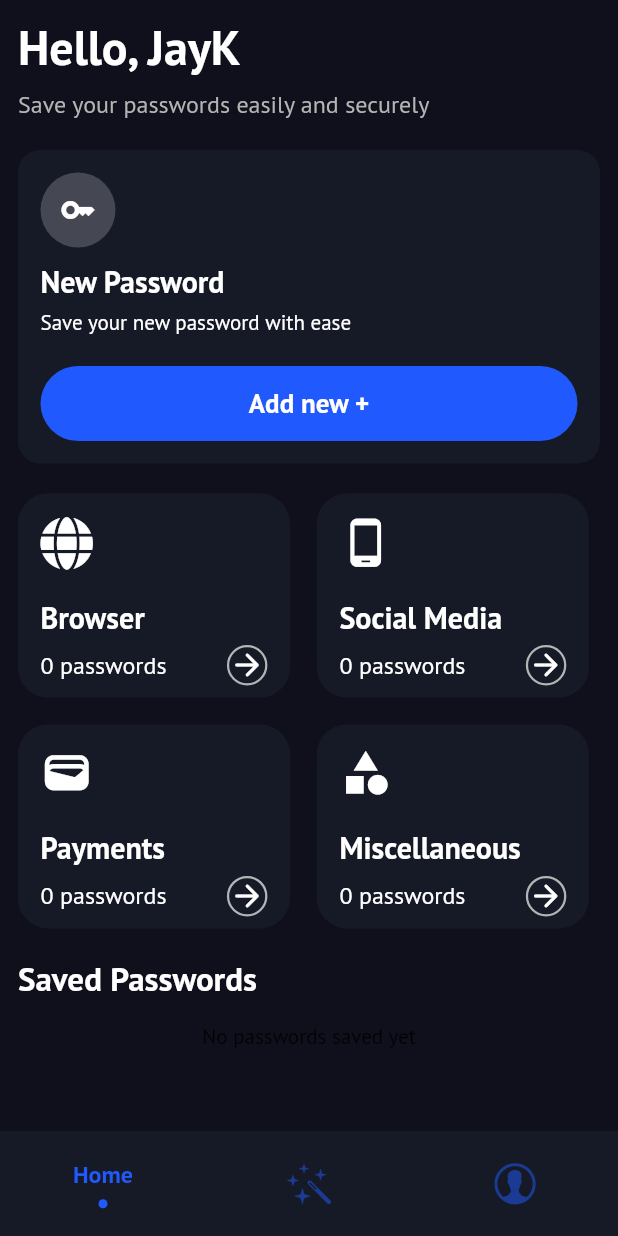
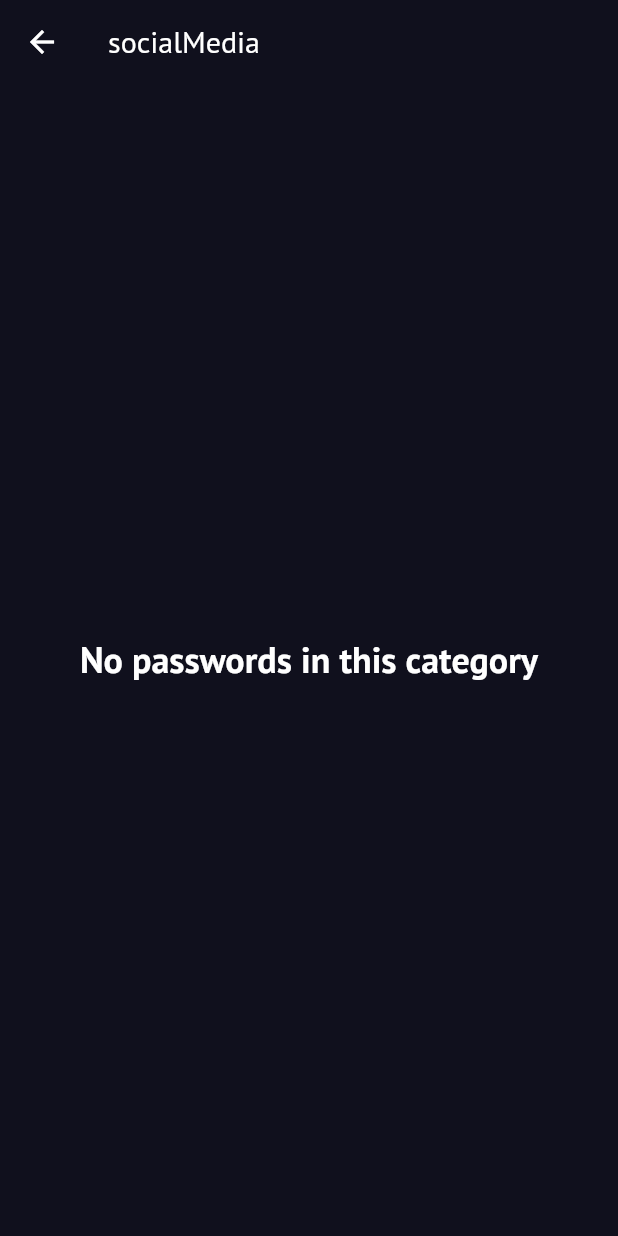
Before and after one commit to Jayakrishnan-manoj/Guardian, a Flutter app: the HomeScreen screen opened directly, after a tap on "Social Media", on a phone screen of 412 x 824 dp. Run offline on Flutter 3.47's test engine with Material 3 defaults, Android fonts, the phone set to English and light mode, and no system bars; drawn by our look-alikes of sliding_clipped_nav_bar; our stand-ins replace flutter_secure_storage, fluttertoast, font_awesome_flutter, gap, go_router, image_picker and 3 more; missing offline and left inert: encrypt; accounts and stored records are empty; generated files the repository leaves out were written again; statements that could not run were skipped.

Commit message:
add feature: category wise password screen

```diff
--- a/lib/data/repositories/password_repository.dart
+++ b/lib/data/repositories/password_repository.dart
@@ -1,6 +1,9 @@
+import 'dart:async';
+
 import 'package:guardian/controller/category_provider.dart';
 import 'package:guardian/data/models/category_schema.dart';
 import 'package:guardian/data/service/database_service.dart';
+import 'package:isar/isar.dart';
 
 import '../models/password_schema.dart';
 
@@ -18,6 +21,18 @@ class PasswordRepository {
   Future<void> deletePassword(Password password) async {
     await _databaseService.deletePassword(password.id);
     _categoryProvider.updateCategoryCount(password.category, -1);
+  }
+
+  Future<List<Password>> watchPasswordsByCategory(Categories category) {
+    return _databaseService.db.then((isar) {
+      return isar.passwords.filter().categoryEqualTo(category).findAll();
+    });
+  }
+
+  Future<int> countPasswordsByCategory(Categories category) async {
+    return _databaseService.db.then((isar) {
+      return isar.passwords.filter().categoryEqualTo(category).count();
+    });
   }
 
   Future<void> updatePassword(
--- /dev/null
+++ b/lib/view/screens/category_passwords_screen.dart
@@ -0,0 +1,67 @@
+import 'package:flutter/material.dart';
+import 'package:guardian/data/models/password_schema.dart';
+import 'package:guardian/data/repositories/password_repository.dart';
+import 'package:guardian/view/screens/password_details_screen.dart';
+import 'package:guardian/view/widgets/password_tile.dart';
+import 'package:provider/provider.dart';
+
+class CategoryPasswordsScreen extends StatelessWidget {
+  final Categories category;
+  const CategoryPasswordsScreen({super.key, required this.category});
+
+  @override
+  Widget build(BuildContext context) {
+    final passwordRepository = Provider.of<PasswordRepository>(context);
+    return Scaffold(
+      appBar: AppBar(
+        title: Text("${category.toString().split(".").last}"),
+      ),
+      body: FutureBuilder<List<Password>>(
+        future: passwordRepository.watchPasswordsByCategory(category),
+        builder: (context, snapshot) {
+          if (snapshot.connectionState == ConnectionState.waiting) {
+            return Center(child: CircularProgressIndicator());
+          }
+          if (snapshot.hasError) {
+            return Center(child: Text('Error: ${snapshot.error}'));
+          }
+          if (!snapshot.hasData || snapshot.data!.isEmpty) {
+            return Center(
+                child: Text(
+              'No passwords in this category',
+              style: TextStyle(
+                color: Colors.white,
+                fontWeight: FontWeight.w600,
+                fontSize: 24,
+              ),
+            ));
+          }
+
+          return ListView.builder(
+            padding: const EdgeInsets.all(10),
+            itemCount: snapshot.data!.length,
+            itemBuilder: (context, index) {
+              final password = snapshot.data![index];
+              return GestureDetector(
+                onTap: () {
+                  Navigator.push(
+                    context,
+                    MaterialPageRoute(
+                      builder: (context) =>
+                          PasswordDetailsScreen(password: password),
+                    ),
+                  );
+                },
+                child: PasswordTile(
+                  title: password.title,
+                  username: password.username,
+                  imagePath: password.imagePath,
+                ),
+              );
+            },
+          );
+        },
+      ),
+    );
+  }
+}
--- a/lib/view/screens/home_screen.dart
+++ b/lib/view/screens/home_screen.dart
@@ -8,6 +8,7 @@ import 'package:guardian/data/models/password_schema.dart';
 import 'package:guardian/data/service/database_service.dart';
 import 'package:guardian/services/encryption_service.dart';
 import 'package:guardian/view/constants/colors.dart';
+import 'package:guardian/view/screens/category_passwords_screen.dart';
 import 'package:guardian/view/screens/generate_password_page.dart';
 import 'package:guardian/view/screens/password_details_screen.dart';
 import 'package:guardian/view/screens/profile_page.dart';
@@ -95,7 +96,7 @@ class HomePage extends StatelessWidget {
     final passwordRepository = Provider.of<PasswordRepository>(context);
     return CustomScrollView(
       slivers: [
-        SliverToBoxAdapter(
+        const SliverToBoxAdapter(
           child: Column(
             crossAxisAlignment: CrossAxisAlignment.start,
             children: [
@@ -124,7 +125,6 @@ class HomePage extends StatelessWidget {
                     children: [
                       MiniCategoryCard(
                         category: Categories.browser,
-                        onPressed: () {},
                         icon: const FaIcon(
                           FontAwesomeIcons.globe,
                           size: 35,
@@ -135,7 +135,6 @@ class HomePage extends StatelessWidget {
                       const Gap(18),
                       MiniCategoryCard(
                         category: Categories.socialMedia,
-                        onPressed: () {},
                         icon: const Icon(
                           size: 35,
                           Icons.phone_android,
@@ -150,7 +149,6 @@ class HomePage extends StatelessWidget {
                     children: [
                       MiniCategoryCard(
                         category: Categories.payments,
-                        onPressed: () {},
                         icon: const Icon(
                           Icons.wallet,
                           size: 35,
@@ -161,7 +159,6 @@ class HomePage extends StatelessWidget {
                       const Gap(18),
                       MiniCategoryCard(
                         category: Categories.miscellaneous,
-                        onPressed: () {},
                         icon: const Icon(
                           Icons.category,
                           size: 35,
--- a/lib/view/widgets/mini_category_card.dart
+++ b/lib/view/widgets/mini_category_card.dart
@@ -3,6 +3,7 @@ import 'package:gap/gap.dart';
 import 'package:guardian/controller/category_provider.dart';
 import 'package:guardian/data/models/category_schema.dart';
 import 'package:guardian/data/models/password_schema.dart';
+import 'package:guardian/view/screens/category_passwords_screen.dart';
 import 'package:provider/provider.dart';
 
 import '../constants/colors.dart';
@@ -11,13 +12,13 @@ class MiniCategoryCard extends StatelessWidget {
   final String title;
   final Widget icon;
   final Categories category;
-  final VoidCallback onPressed;
+  //final int count;
   const MiniCategoryCard({
     super.key,
     required this.title,
     required this.icon,
-    required this.onPressed,
     required this.category,
+    //required this.count,
   });
 
   @override
@@ -44,7 +45,14 @@ class MiniCategoryCard extends StatelessWidget {
             }
           }
           return GestureDetector(
-            onTap: onPressed,
+            onTap: () {
+              Navigator.of(context).push(
+                MaterialPageRoute(
+                  builder: (context) =>
+                      CategoryPasswordsScreen(category: category),
+                ),
+              );
+            },
             child: SizedBox(
               width: MediaQuery.sizeOf(context).width * 0.44,
               height: MediaQuery.sizeOf(context).height * 0.165,
```
